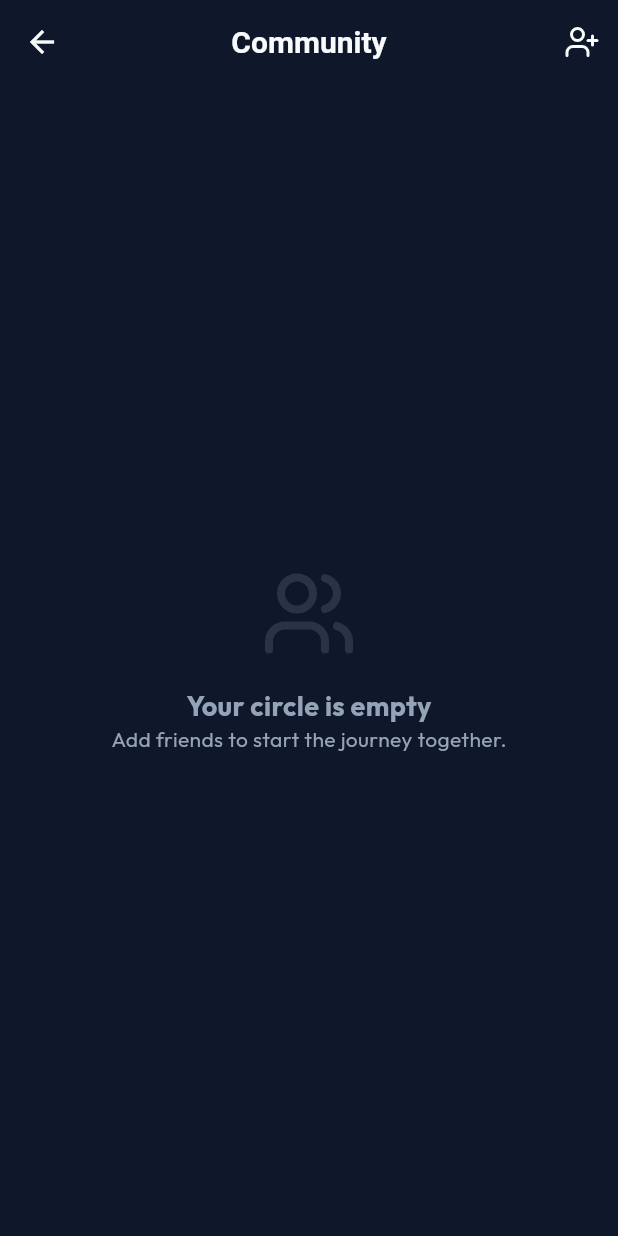
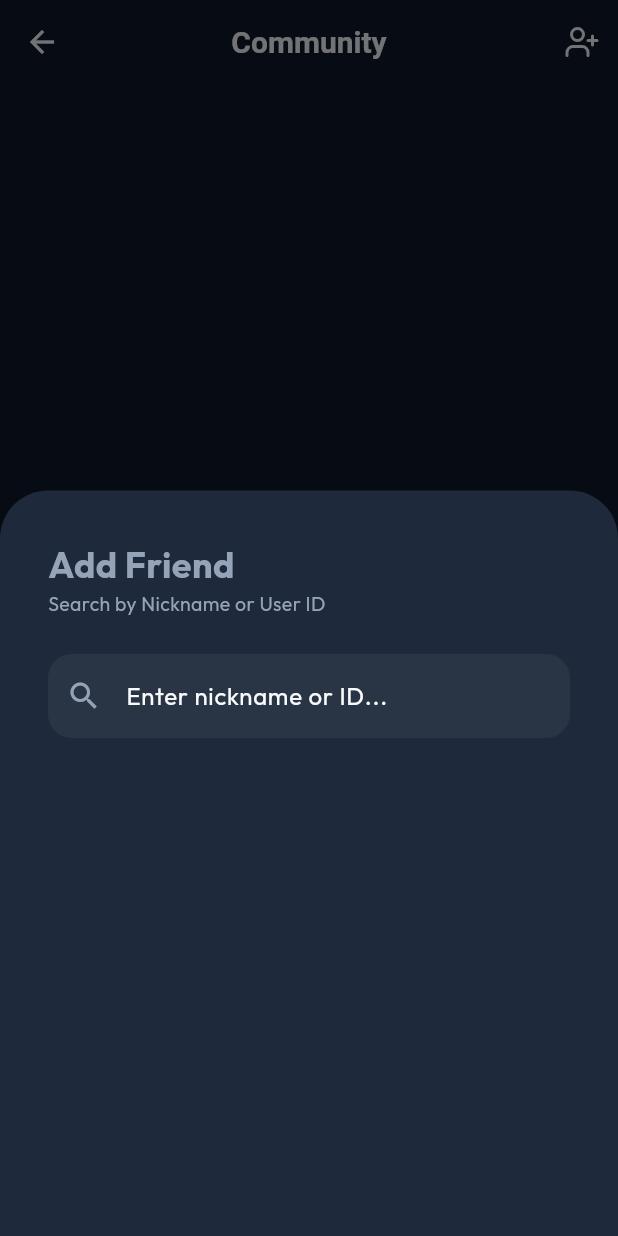
Before and after one commit to Gansputra/Ascendly, a Flutter app: the SocialScreen screen opened directly, after a tap on an icon or button, on a phone screen of 412 x 824 dp. Run offline on Flutter 3.47's test engine with Material 3 defaults, Android fonts, the phone set to English and light mode, and no system bars; our stand-ins replace animate_do, fl_chart, flutter_dotenv, google_fonts, lucide_icons, shared_preferences and 2 more; accounts and stored records are empty; statements that could not run were skipped.

```diff
--- a/lib/screens/social/social_screen.dart
+++ b/lib/screens/social/social_screen.dart
@@ -48,7 +48,10 @@ class _SocialScreenState extends State<SocialScreen> {
       appBar: AppBar(
         title: const Text('Community'),
         actions: [
-          IconButton(icon: const Icon(LucideIcons.userPlus), onPressed: () {}),
+          IconButton(
+            icon: const Icon(LucideIcons.userPlus),
+            onPressed: _showAddFriendDialog,
+          ),
         ],
       ),
       body: _isLoading
@@ -113,6 +116,116 @@ class _SocialScreenState extends State<SocialScreen> {
             ),
             const Icon(LucideIcons.messageCircle, color: AppTheme.primaryColor),
           ],
+        ),
+      ),
+    );
+  }
+
+  void _showAddFriendDialog() {
+    final searchController = TextEditingController();
+    List<UserProfile> searchResults = [];
+    bool isSearching = false;
+
+    showModalBottomSheet(
+      context: context,
+      isScrollControlled: true,
+      backgroundColor: AppTheme.surfaceColor,
+      shape: const RoundedRectangleBorder(borderRadius: BorderRadius.vertical(top: Radius.circular(32))),
+      builder: (context) => StatefulBuilder(
+        builder: (context, setModalState) => Padding(
+          padding: EdgeInsets.only(
+            bottom: MediaQuery.of(context).viewInsets.bottom,
+            top: 32,
+            left: 32,
+            right: 32,
+          ),
+          child: Column(
+            mainAxisSize: MainAxisSize.min,
+            crossAxisAlignment: CrossAxisAlignment.start,
+            children: [
+              const Text('Add Friend', style: TextStyle(fontSize: 24, fontWeight: FontWeight.bold)),
+              const Text('Search by Nickname or User ID', style: TextStyle(color: AppTheme.textSecondary, fontSize: 13)),
+              const SizedBox(height: 24),
+              TextField(
+                controller: searchController,
+                decoration: InputDecoration(
+                  hintText: 'Enter nickname or ID...',
+                  prefixIcon: const Icon(Icons.search),
+                  filled: true,
+                  fillColor: Colors.white.withOpacity(0.05),
+                  border: OutlineInputBorder(borderRadius: BorderRadius.circular(16), borderSide: BorderSide.none),
+                ),
+                onChanged: (val) async {
+                  if (val.length < 3) {
+                    setModalState(() {
+                      searchResults = [];
+                    });
+                    return;
+                  }
+
+                  setModalState(() => isSearching = true);
+                  try {
+                    final results = await _dbService.searchUsers(val);
+                    setModalState(() {
+                      searchResults = results.where((u) => u.id != _authService.currentUser!.id).toList();
+                      isSearching = false;
+                    });
+                  } catch (e) {
+                    setModalState(() => isSearching = false);
+                  }
+                },
+              ),
+              const SizedBox(height: 16),
+              if (isSearching)
+                const Center(child: Padding(padding: EdgeInsets.all(20), child: CircularProgressIndicator()))
+              else if (searchController.text.length >= 3 && searchResults.isEmpty)
+                const Center(child: Padding(padding: EdgeInsets.all(20), child: Text('No users found', style: TextStyle(color: Colors.white54))))
+              else
+                SizedBox(
+                  height: 300,
+                  child: ListView.builder(
+                    itemCount: searchResults.length,
+                    itemBuilder: (context, index) {
+                      final user = searchResults[index];
+                      final isAlreadyFriend = _friends.any((f) {
+                        try {
+                          return f['profiles']['id'] == user.id;
+                        } catch (e) {
+                          return false;
+                        }
+                      });
+
+                      return ListTile(
+                        contentPadding: EdgeInsets.zero,
+                        leading: const CircleAvatar(backgroundColor: AppTheme.primaryColor, child: Icon(Icons.person, color: Colors.white, size: 20)),
+                        title: Text(user.nickname, style: const TextStyle(fontWeight: FontWeight.bold)),
+                        subtitle: Text('ID: ${user.id.substring(0, 8)}...', style: const TextStyle(fontSize: 10, color: Colors.white24)),
+                        trailing: isAlreadyFriend
+                          ? const Text('Friend', style: TextStyle(color: Colors.green, fontSize: 12))
+                          : ElevatedButton(
+                              onPressed: () async {
+                                await _dbService.addFriend(_authService.currentUser!.id, user.id);
+                                if (context.mounted) {
+                                  Navigator.pop(context);
+                                  _loadFriends();
+                                  ScaffoldMessenger.of(context).showSnackBar(
+                                    SnackBar(content: Text('Added ${user.nickname} as friend!')),
+                                  );
+                                }
+                              },
+                              style: ElevatedButton.styleFrom(
+                                visualDensity: VisualDensity.compact,
+                                backgroundColor: AppTheme.primaryColor,
+                              ),
+                              child: const Text('Add', style: TextStyle(color: Colors.white, fontSize: 12)),
+                            ),
+                      );
+                    },
+                  ),
+                ),
+              const SizedBox(height: 16),
+            ],
+          ),
         ),
       ),
     );
```
Also changed, not shown: lib/screens/profile/journal_history_screen.dart (added, +137 -0 lines), lib/screens/profile/profile_screen.dart (+14 -0 lines), lib/services/database_service.dart (+29 -0 lines).
